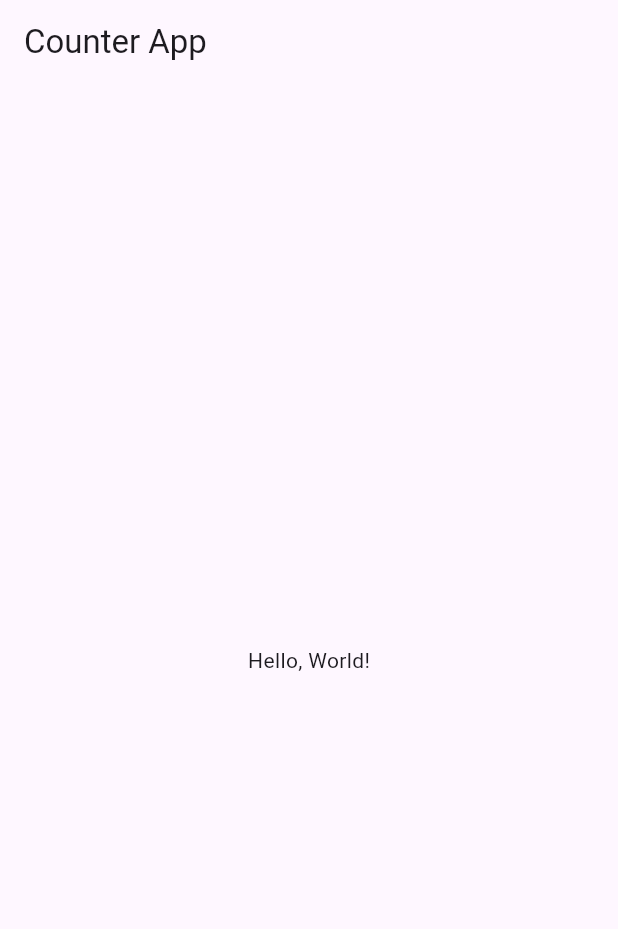
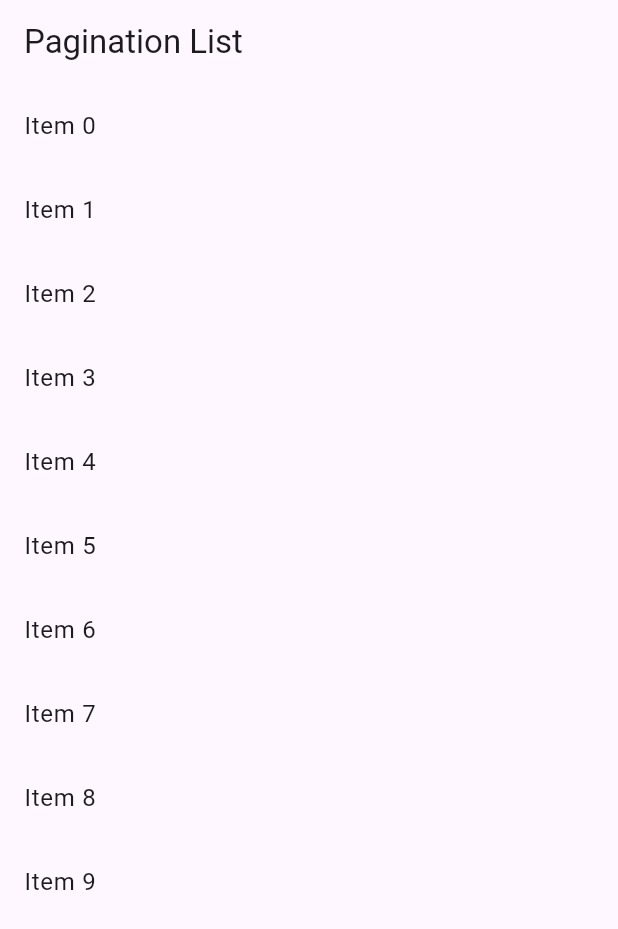
Before and after one commit to SiHyun-Lee113/flutter_boiler_plate, a Flutter app: the screen it shows after launch, on a phone screen of 412 x 824 dp. Shown: the top 929 px of the screen. Run offline on Flutter 3.47's test engine with Material 3 defaults, Android fonts, the phone set to English and light mode, and no system bars; our stand-ins replace flutter_bloc; missing offline and left inert: storybook_flutter.

Commit message:
[sh] bloc pagination 구성

```diff
--- /dev/null
+++ b/lib/core/common_widget/pagination_scrollview/example.dart
@@ -0,0 +1,30 @@
+import 'package:flutter/material.dart';
+import 'package:flutter_boiler_plate/core/common_widget/pagination_scrollview/pagination_bloc.dart';
+import 'package:flutter_boiler_plate/core/common_widget/pagination_scrollview/pagination_scrollview.dart';
+
+class MyItem {
+  final String title;
+  MyItem(this.title);
+}
+
+Future<List<MyItem>> fetchMyItems(int page) async {
+  await Future.delayed(Duration(milliseconds: 800));
+  return List.generate(10, (i) => MyItem("Item ${i + (page - 1) * 10}"));
+}
+
+class PaginationExample extends StatelessWidget {
+  final bloc = PaginationBloc<MyItem>(fetchPage: fetchMyItems);
+
+  PaginationExample({super.key});
+
+  @override
+  Widget build(BuildContext context) {
+    return Scaffold(
+      appBar: AppBar(title: Text("Pagination List")),
+      body: PaginationScrollView<MyItem>(
+        bloc: bloc,
+        itemBuilder: (context, item) => ListTile(title: Text(item.title)),
+      ),
+    );
+  }
+}
--- a/lib/core/common_widget/pagination_scrollview/pagination_bloc.dart
+++ b/lib/core/common_widget/pagination_scrollview/pagination_bloc.dart
@@ -0,0 +1,57 @@
+import 'package:flutter_boiler_plate/core/common_widget/pagination_scrollview/pagination_event.dart';
+import 'package:flutter_boiler_plate/core/common_widget/pagination_scrollview/pagination_state.dart';
+import 'package:flutter_bloc/flutter_bloc.dart';
+
+typedef FetchPage<T> = Future<List<T>> Function(int page);
+
+class PaginationBloc<T> extends Bloc<PaginationEvent, PaginationState<T>> {
+  final FetchPage<T> fetchPage;
+  final int pageSize;
+
+  int currentPage = 1;
+  bool _hasReachedEnd = false;
+  List<T> _items = [];
+
+  PaginationBloc({
+    required this.fetchPage,
+    this.pageSize = 20,
+  }) : super(PaginationInitial<T>()) {
+    on<PaginationFetch>(_onFetch);
+    on<PaginationRefresh>(_onRefresh);
+  }
+
+  Future<void> _onFetch(
+      PaginationFetch event, Emitter<PaginationState<T>> emit) async {
+    if (_hasReachedEnd) return;
+
+    if (state is PaginationLoading) return;
+
+    emit(PaginationLoading<T>());
+
+    try {
+      final newItems = await fetchPage(currentPage);
+
+      if (newItems.length < pageSize) {
+        _hasReachedEnd = true;
+      }
+
+      _items.addAll(newItems);
+      currentPage++;
+
+      emit(PaginationLoaded<T>(
+        items: _items,
+        hasReachedEnd: _hasReachedEnd,
+      ));
+    } catch (e) {
+      emit(PaginationError<T>(message: e.toString()));
+    }
+  }
+
+  Future<void> _onRefresh(
+      PaginationRefresh event, Emitter<PaginationState<T>> emit) async {
+    _items = [];
+    currentPage = 1;
+    _hasReachedEnd = false;
+    add(PaginationFetch());
+  }
+}
--- /dev/null
+++ b/lib/core/common_widget/pagination_scrollview/pagination_event.dart
@@ -0,0 +1,5 @@
+abstract class PaginationEvent {}
+
+class PaginationFetch extends PaginationEvent {}
+
+class PaginationRefresh extends PaginationEvent {}
--- a/lib/core/common_widget/pagination_scrollview/pagination_scrollview.dart
+++ b/lib/core/common_widget/pagination_scrollview/pagination_scrollview.dart
@@ -1,10 +1,82 @@
 import 'package:flutter/material.dart';
+import 'package:flutter_bloc/flutter_bloc.dart';
+import 'package:flutter_boiler_plate/core/common_widget/pagination_scrollview/pagination_bloc.dart';
+import 'package:flutter_boiler_plate/core/common_widget/pagination_scrollview/pagination_event.dart';
+import 'package:flutter_boiler_plate/core/common_widget/pagination_scrollview/pagination_state.dart';
 
-class CommonPaginationScrollView extends StatelessWidget {
-  const CommonPaginationScrollView({super.key});
+class PaginationScrollView<T> extends StatefulWidget {
+  final Widget Function(BuildContext, T) itemBuilder;
+  final PaginationBloc<T> bloc;
+
+  const PaginationScrollView({
+    super.key,
+    required this.itemBuilder,
+    required this.bloc,
+  });
+
+  @override
+  State<PaginationScrollView<T>> createState() =>
+      _PaginationScrollViewState<T>();
+}
+
+class _PaginationScrollViewState<T> extends State<PaginationScrollView<T>> {
+  final ScrollController _scrollController = ScrollController();
+
+  @override
+  void initState() {
+    super.initState();
+    widget.bloc.add(PaginationFetch());
+
+    _scrollController.addListener(() {
+      if (_scrollController.position.pixels >=
+          _scrollController.position.maxScrollExtent - 200) {
+        widget.bloc.add(PaginationFetch());
+      }
+    });
+  }
 
   @override
   Widget build(BuildContext context) {
-    return const Placeholder();
+    return BlocBuilder<PaginationBloc<T>, PaginationState<T>>(
+      bloc: widget.bloc,
+      builder: (context, state) {
+        if (state is PaginationInitial<T> ||
+            state is PaginationLoading<T> && widget.bloc.currentPage == 1) {
+          return const Center(child: CircularProgressIndicator());
+        } else if (state is PaginationLoaded<T>) {
+          return RefreshIndicator(
+            onRefresh: () async {
+              widget.bloc.add(PaginationRefresh());
+            },
+            child: ListView.builder(
+              controller: _scrollController,
+              itemCount: state.hasReachedEnd
+                  ? state.items.length
+                  : state.items.length + 1,
+              itemBuilder: (context, index) {
+                if (index < state.items.length) {
+                  return widget.itemBuilder(context, state.items[index]);
+                } else {
+                  return const Padding(
+                    padding: EdgeInsets.all(16),
+                    child: Center(child: CircularProgressIndicator()),
+                  );
+                }
+              },
+            ),
+          );
+        } else if (state is PaginationError<T>) {
+          return Center(child: Text("에러: ${state.message}"));
+        } else {
+          return const SizedBox();
+        }
+      },
+    );
+  }
+
+  @override
+  void dispose() {
+    _scrollController.dispose();
+    super.dispose();
   }
 }
--- /dev/null
+++ b/lib/core/common_widget/pagination_scrollview/pagination_state.dart
@@ -0,0 +1,18 @@
+abstract class PaginationState<T> {}
+
+class PaginationInitial<T> extends PaginationState<T> {}
+
+class PaginationLoading<T> extends PaginationState<T> {}
+
+class PaginationLoaded<T> extends PaginationState<T> {
+  final List<T> items;
+  final bool hasReachedEnd;
+
+  PaginationLoaded({required this.items, required this.hasReachedEnd});
+}
+
+class PaginationError<T> extends PaginationState<T> {
+  final String message;
+
+  PaginationError({required this.message});
+}
--- a/lib/main.dart
+++ b/lib/main.dart
@@ -1,4 +1,5 @@
 import 'package:flutter/material.dart';
+import 'package:flutter_boiler_plate/core/common_widget/pagination_scrollview/example.dart';
 
 void main() => runApp(CounterApp());
 
@@ -6,14 +7,7 @@ class CounterApp extends StatelessWidget {
   @override
   Widget build(BuildContext context) {
     return MaterialApp(
-      home: Scaffold(
-        appBar: AppBar(
-          title: Text('Counter App'),
-        ),
-        body: Center(
-          child: Text('Hello, World!'),
-        ),
-      ),
+      home: PaginationExample(),
     );
   }
 }
```
Also changed, not shown: lib/core/common_widget/pagination_scrollview/pagination_item_model.dart (deleted, +0 -11 lines), pubspec.lock, 3 other files.
